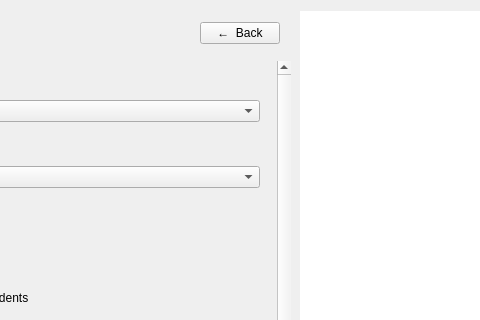
The window that gruepr.ui (gruepr/gruepr) describes before a commit, drawn with Qt 5; both pictures show x 214 to 694 and y 0 to 320 of the 1019 by 669 pixel window.
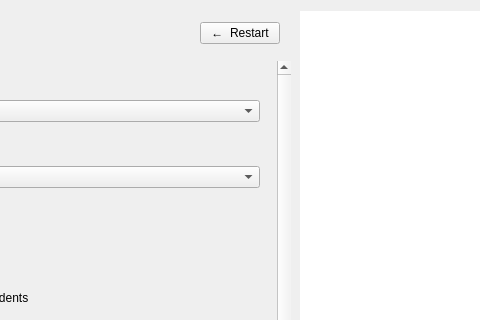
The same window after the commit. Icons and pictures are not drawn. Custom widgets are drawn as their Qt base class.

What changed in the file:
```diff
--- a/gruepr.ui
+++ b/gruepr.ui
@@ -1052,7 +1052,7 @@
             </sizepolicy>
            </property>
            <property name="text">
-            <string>←  Back</string>
+            <string>←  Restart</string>
            </property>
           </widget>
          </item>
```
Left out of the diff: 4 changed lines with no effect on the pictures.
